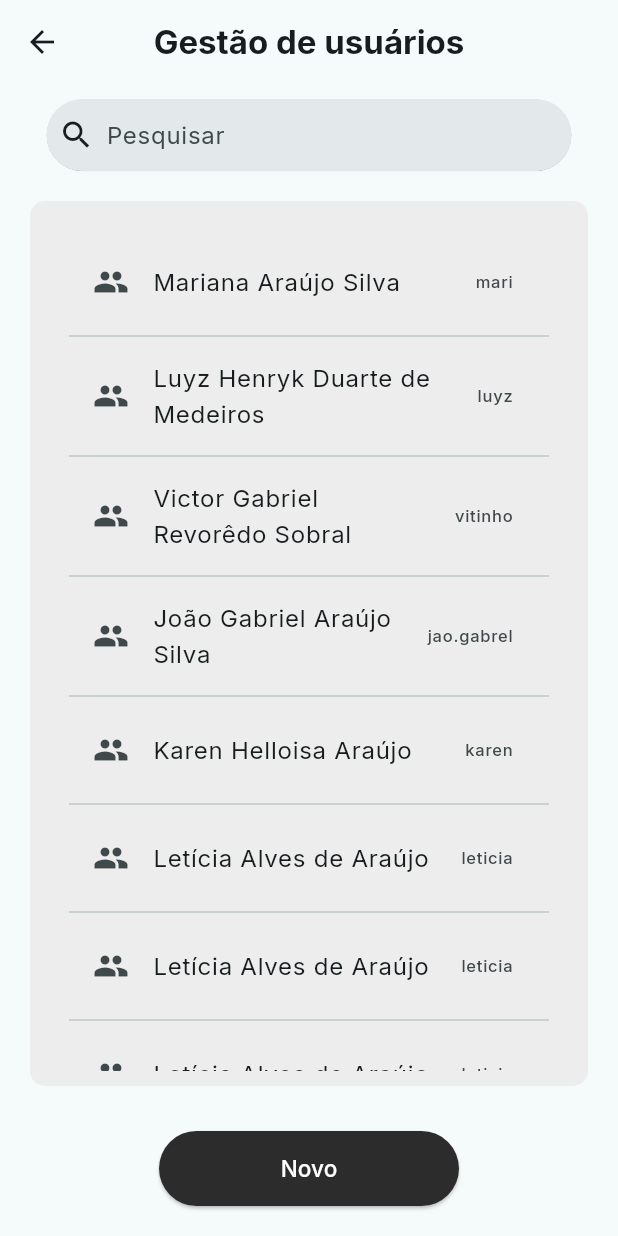
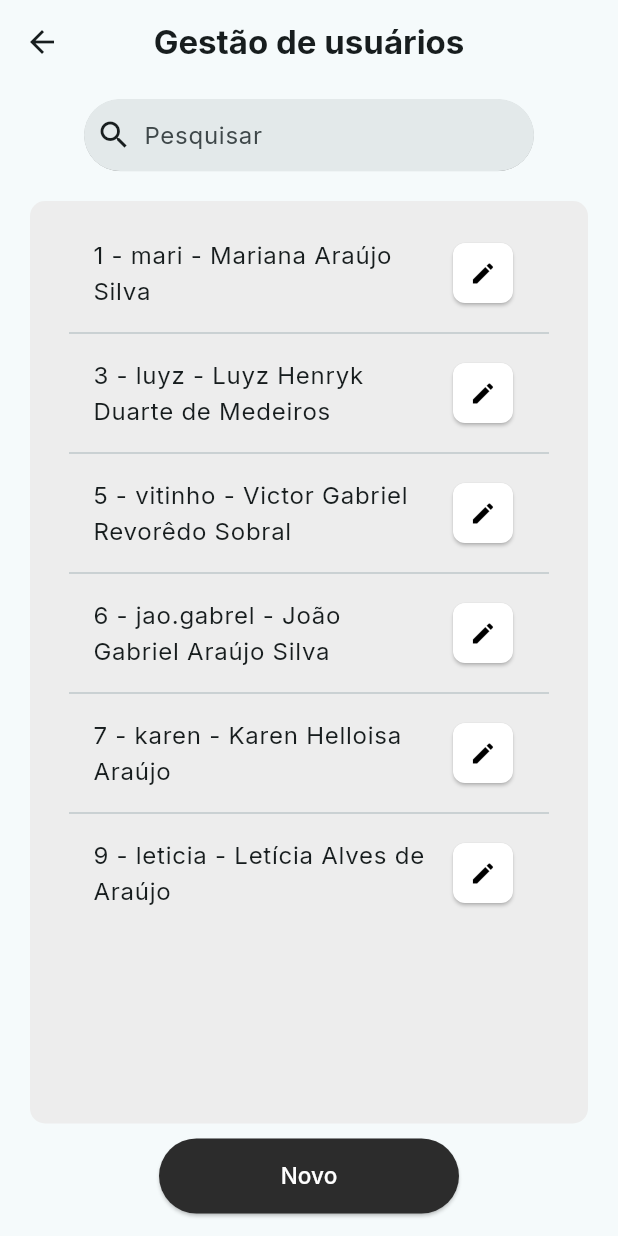
Before and after one commit to mari-arujjo/Ordem-De-Servico-Piloto, a Flutter app: the screen it shows after launch, after a tap on "Gestão de usuários", on a phone screen of 412 x 824 dp. Run offline on Flutter 3.47's test engine with Material 3 defaults, Android fonts, the phone set to English and light mode, and no system bars; our stand-ins replace go_router, google_fonts.

Commit message:
um monte de coisa

```diff
--- a/lib/app/UI/pages/gestao_usuarios/cadastro_user_page.dart
+++ b/lib/app/UI/pages/gestao_usuarios/cadastro_user_page.dart
@@ -1,4 +1,7 @@
 import 'package:flutter/material.dart';
+import 'package:ordem_de_servico/app/UI/widgets/button_widget.dart';
+import 'package:ordem_de_servico/colors.dart';
+
 
 class CadastroUserPage extends StatefulWidget {
   const CadastroUserPage({super.key});
@@ -8,6 +11,8 @@ class CadastroUserPage extends StatefulWidget {
 }
 
 class _CadastroUserState extends State<CadastroUserPage> {
+  var colorsClass = ColorsClass();
+
   @override
   Widget build(BuildContext context) {
     return Scaffold(
@@ -16,6 +21,29 @@ class _CadastroUserState extends State<CadastroUserPage> {
         style: TextStyle(fontWeight: FontWeight.bold)),
         centerTitle: true,
       ),
+
+      body: Center(
+        child: Padding(
+          padding: EdgeInsets.only(right: 30, left: 30, top: 10, bottom: 20),
+          child: Column(
+            children: [
+              Expanded(
+                child: Container(
+                  margin: EdgeInsets.only(bottom: 50),
+                  decoration: BoxDecoration(
+                    color: colorsClass.secondaryColor,
+                    borderRadius: BorderRadius.circular(10),
+                  ),
+
+                )
+              ),
+
+              ButtonWidget(txt: 'Salvar dados', onPressed: (){})
+            ],
+          ),
+        ),
+      ),
+
     );
   }
 }
--- a/lib/app/UI/pages/gestao_usuarios/gestao_usuarios_page.dart
+++ b/lib/app/UI/pages/gestao_usuarios/gestao_usuarios_page.dart
@@ -1,6 +1,8 @@
 import 'package:flutter/material.dart';
 import 'package:go_router/go_router.dart';
+import 'package:ordem_de_servico/colors.dart';
 import 'package:ordem_de_servico/app/UI/widgets/button_widget.dart';
+import 'package:ordem_de_servico/app/UI/widgets/icons_widget.dart';
 import 'package:ordem_de_servico/app/UI/widgets/search_widget.dart';
 import 'package:ordem_de_servico/app/src/controllers/gestao_usuarios_controller.dart';
 
@@ -13,6 +15,7 @@ class GestaoUsuariosPage extends StatefulWidget {
 
 class _GestaoUsuariosState extends State<GestaoUsuariosPage> {
   var controller = GestaoUsuariosController();
+  var colorsClass = ColorsClass();
 
   @override
   Widget build(BuildContext context) {
@@ -25,7 +28,7 @@ class _GestaoUsuariosState extends State<GestaoUsuariosPage> {
 
       body: Center(
         child: Padding(
-          padding: EdgeInsets.only(top: 10, bottom: 20),
+          padding: EdgeInsets.only(top: 10, bottom: 15),
           child: Column(
             children: [
               const SearchBarWidget(),
@@ -33,22 +36,26 @@ class _GestaoUsuariosState extends State<GestaoUsuariosPage> {
 
               Expanded(
                 child: Container(
-                  margin: EdgeInsets.only(top: 10, bottom: 30, right: 20, left: 20),
-                  padding: EdgeInsets.all(10),
+                  margin: EdgeInsets.only(top: 10, bottom: 10, right: 20, left: 20),
+                  padding: EdgeInsets.only(top: 0, bottom: 0, left: 10, right: 10),
                   decoration: BoxDecoration(
-                    color: Color(0xFFEDEDED),
-                    borderRadius: BorderRadius.circular(10.0),
+                    color: colorsClass.secondaryColor,
+                    borderRadius: BorderRadius.circular(10),
                 ),
+
                   child: ListView.separated(
                     itemCount: controller.allUsers.length,
                     itemBuilder: (BuildContext context, int i){
                       final allUsers = controller.allUsers;
                       return ListTile(
-                        leading: Icon(Icons.people),
-                        title: Text(allUsers[i].nome),
-                        trailing: Text(allUsers[i].usuario),
+                        title: Text('${allUsers[i].id_usuario} - ${allUsers[i].usuario} - ${allUsers[i].nome}'),
+                        trailing: IconsWidget(
+                          ico: Icon(Icons.edit, color: Colors.black),
+                          onPressed: () {
+                            GoRouter.of(context).push('/usuario');
+                          }),
                         onTap: () {
-                          GoRouter.of(context).push('/usuarios');
+
                         },
                       );
                     },
--- a/lib/app/UI/pages/login_page.dart
+++ b/lib/app/UI/pages/login_page.dart
@@ -1,5 +1,6 @@
 import 'package:flutter/material.dart';
 import 'package:ordem_de_servico/app/UI/widgets/button_widget.dart';
+import 'package:ordem_de_servico/colors.dart';
 
 class LoginPage extends StatefulWidget {
   const LoginPage({super.key});
@@ -11,6 +12,8 @@ class LoginPage extends StatefulWidget {
   class _LoginState extends State<LoginPage> {
     bool isChecked = false;
     bool obscurePassword = true;
+    var colorsClass = ColorsClass();
+
     @override
       Widget build(BuildContext context){
       return Scaffold(
@@ -25,6 +28,16 @@ class LoginPage extends StatefulWidget {
 
                 Padding(
                   padding: EdgeInsets.only(left: 50, right: 50),
+                  child: Container(
+                    padding: EdgeInsets.all(20),
+                    decoration: BoxDecoration(
+                      color: Colors.transparent,
+                      borderRadius: BorderRadius.circular(10),
+                      border: Border.all(
+                        color: colorsClass.primaryColor,
+                        width: 0.7,
+                      ),
+                    ),
                     child: Form(
                       child: Column(
                         children: [
@@ -75,6 +88,7 @@ class LoginPage extends StatefulWidget {
                       ),
                     ),
                   ),
+                ),
               ],
             ),
           ),
--- a/lib/app/UI/pages/meu_perfil_page.dart
+++ b/lib/app/UI/pages/meu_perfil_page.dart
@@ -1,4 +1,6 @@
 import 'package:flutter/material.dart';
+import 'package:go_router/go_router.dart';
+import 'package:ordem_de_servico/app/UI/widgets/button_widget.dart';
 
 class MeuPerfilPage extends StatefulWidget {
   const MeuPerfilPage({super.key});
@@ -22,7 +24,13 @@ class _MeuPerfilState extends State<MeuPerfilPage> {
         child: Padding(
           padding: EdgeInsets.only(top: 50),
           child: Column(
-
+            children: [
+              ButtonWidget(
+                txt: 'Fazer login!',
+                onPressed: (){
+                  GoRouter.of(context).push('/login');
+                }),
+            ],
           ),
         ),
       ),
--- a/lib/app/UI/widgets/button_widget.dart
+++ b/lib/app/UI/widgets/button_widget.dart
@@ -1,19 +1,14 @@
 import 'package:flutter/material.dart';
+import 'package:ordem_de_servico/colors.dart';
 
 class ButtonWidget extends StatefulWidget {
   final String txt;
-  final Color primaryColor;
-  final Color secondaryColor;
-  final Color terciaryColor;
   final VoidCallback onPressed;
 
   const ButtonWidget({
     super.key,
     required this.txt,
     required this.onPressed,
-    this.primaryColor = const Color(0xFF2C2C2C),
-    this.secondaryColor = const Color(0xFF616060),
-    this.terciaryColor = Colors.pinkAccent
     });
 
   @override
@@ -23,6 +18,7 @@ class ButtonWidget extends StatefulWidget {
 
 class _ButtonWidgetState extends State<ButtonWidget>{
   bool pressionado = false;
+  var colorsClass = ColorsClass();
 
   @override
   Widget build(BuildContext context) {
@@ -36,9 +32,9 @@ class _ButtonWidgetState extends State<ButtonWidget>{
           backgroundColor: WidgetStateProperty.resolveWith<Color>(
             (states) {
               if(states.contains(WidgetState.pressed)){
-                return widget.terciaryColor;
+                return colorsClass.terciaryColor;
               }
-              return widget.primaryColor;
+              return colorsClass.primaryColor;
             },
           ),
           overlayColor: WidgetStateProperty.all(Colors.transparent),
--- /dev/null
+++ b/lib/app/UI/widgets/icons_widget.dart
@@ -0,0 +1,56 @@
+import 'package:flutter/material.dart';
+
+class IconsWidget extends StatefulWidget {
+  final Icon ico;
+  final Color primaryColor;
+  final Color secondaryColor;
+  final Color terciaryColor;
+  final VoidCallback onPressed;
+
+  const IconsWidget({
+    super.key,
+    required this.ico,
+    required this.onPressed,
+    this.primaryColor = const Color(0xFF2C2C2C),
+    this.secondaryColor = const Color(0xFF616060),
+    this.terciaryColor = Colors.pinkAccent
+    });
+
+  @override
+    State<IconsWidget> createState()=> _IconsState();
+}
+
+
+class _IconsState extends State<IconsWidget>{
+  bool pressionado = false;
+
+  @override
+  Widget build(BuildContext context) {
+    return SizedBox(
+      height: 40,
+      width: 40,
+
+      child: ElevatedButton(
+        onPressed: widget.onPressed,
+        style: ButtonStyle(
+          backgroundColor: WidgetStateProperty.resolveWith<Color>(
+            (states) {
+              if(states.contains(WidgetState.pressed)){
+                return widget.terciaryColor;
+              }
+              return Color(0xffffffff);
+            },
+          ),
+          shape: WidgetStateProperty.all<RoundedRectangleBorder>(
+            RoundedRectangleBorder(
+              borderRadius: BorderRadius.circular(8)
+            ),
+          ),
+          padding: WidgetStateProperty.all(EdgeInsets.zero)
+        ),
+
+        child: widget.ico
+      ),
+    );
+  }
+}
--- a/lib/app/UI/widgets/navigation_widget.dart
+++ b/lib/app/UI/widgets/navigation_widget.dart
@@ -1,6 +1,7 @@
 import 'dart:io';
 import 'package:flutter/material.dart';
 import 'package:go_router/go_router.dart';
+import 'package:ordem_de_servico/colors.dart';
 
 
 class NavigationBarWidget extends StatefulWidget {
@@ -15,6 +16,8 @@ class _NavigationBarState extends State<NavigationBarWidget> {
   @override
   Widget build(BuildContext context) {
     int atualIndex = 1;
+    var colorsClass = ColorsClass();
+
 
     return NavigationBar(
       destinations: const <Widget>[
@@ -22,7 +25,7 @@ class _NavigationBarState extends State<NavigationBarWidget> {
         NavigationDestination(icon: Icon(Icons.home), label: 'Home'),
         NavigationDestination(icon: Icon(Icons.people), label: 'Perfil'),
       ],
-      indicatorColor: Colors.pinkAccent,
+      indicatorColor: colorsClass.terciaryColor,
       selectedIndex: atualIndex,
       onDestinationSelected: (int index) {
         setState(() {
--- a/lib/app/UI/widgets/search_widget.dart
+++ b/lib/app/UI/widgets/search_widget.dart
@@ -12,8 +12,8 @@ class _SearchBarState extends State<SearchBarWidget> {
   Widget build(BuildContext context) {
     return SearchBar(
       constraints: const BoxConstraints(
-        minWidth: 300,  // Largura mínima
-        maxWidth: 350,  // Largura máxima
+        minWidth: 200,  // Largura mínima
+        maxWidth: 300,  // Largura máxima
         minHeight: 48,  // Altura mínima
         maxHeight: 56,  // Altura máxima
       ),
--- a/lib/app/src/controllers/gestao_usuarios_controller.dart
+++ b/lib/app/src/controllers/gestao_usuarios_controller.dart
@@ -41,24 +41,6 @@ class GestaoUsuariosController {
         nome: 'Letícia Alves de Araújo',
         nivel_acesso: 2
       ),
-      Usuario(
-        id_usuario: 9,
-        usuario: 'leticia',
-        nome: 'Letícia Alves de Araújo',
-        nivel_acesso: 2
-      ),
-      Usuario(
-        id_usuario: 9,
-        usuario: 'leticia',
-        nome: 'Letícia Alves de Araújo',
-        nivel_acesso: 2
-      ),
-      Usuario(
-        id_usuario: 9,
-        usuario: 'leticia',
-        nome: 'Letícia Alves de Araújo',
-        nivel_acesso: 2
-      ),
     ];
   }
 }
--- /dev/null
+++ b/lib/colors.dart
@@ -0,0 +1,13 @@
+import 'package:flutter/widgets.dart';
+
+class ColorsClass {
+  late final Color primaryColor;
+  late final Color secondaryColor;
+  late final Color terciaryColor;
+
+  ColorsClass(){
+    primaryColor = const Color(0xFF2C2C2C);
+    secondaryColor = const Color(0xFFEDEDED);
+    terciaryColor = const Color(0xFFFF4081);
+  }
+}
--- a/pubspec.yaml
+++ b/pubspec.yaml
@@ -58,6 +58,7 @@ flutter:
   uses-material-design: true
   assets:
     - lib/app/assets/imgs/tudo_em_ordem.png
+    - lib/app/assets/imgs/pencil.png
 
   # An image asset can refer to one or more resolution-specific "variants", see
   # https://flutter.dev/to/resolution-aware-images
```
Also changed, not shown: lib/app/assets/imgs/pencil.png (added). Lines whose indentation alone changed are shown as unchanged.
